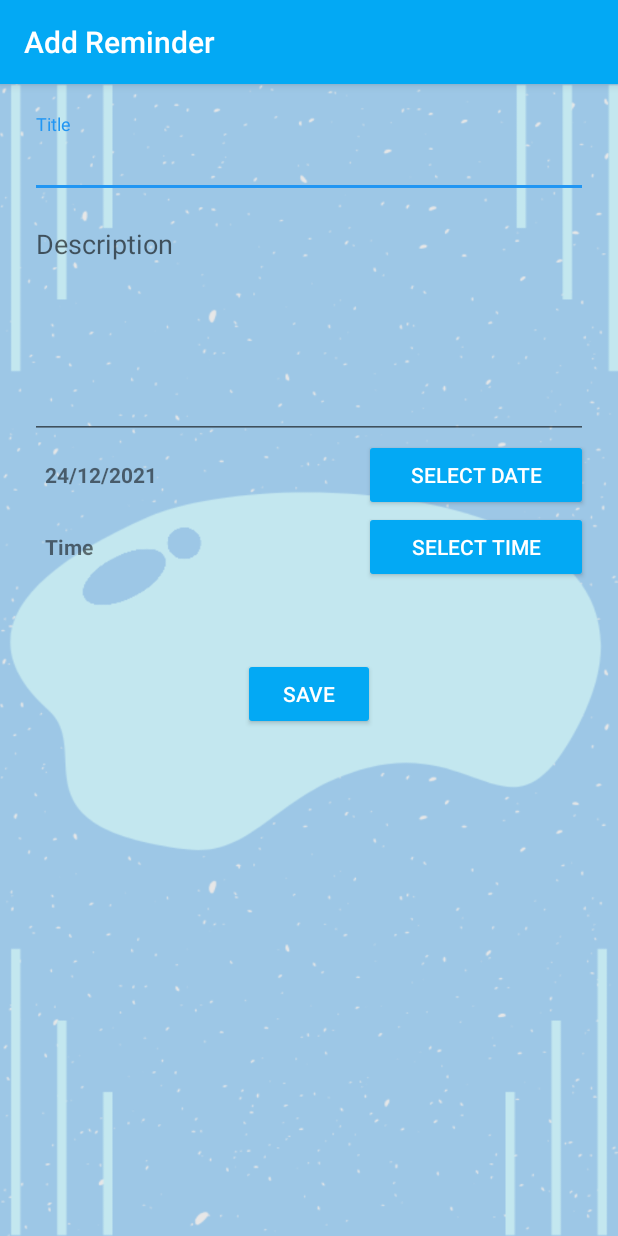
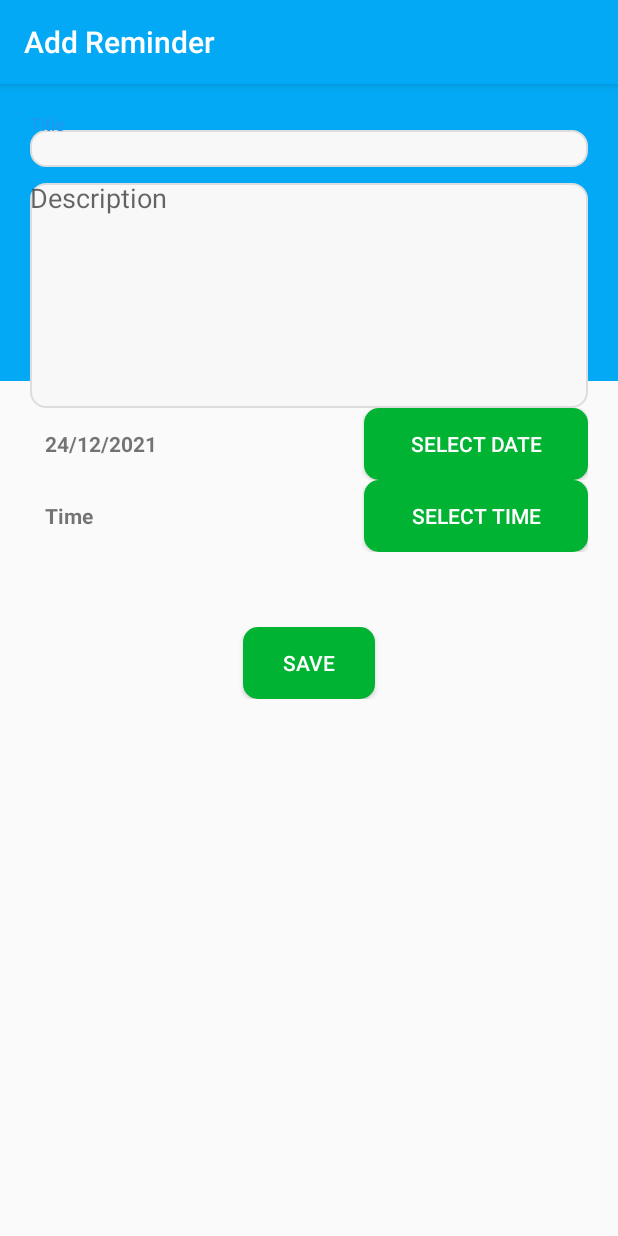
Before and after one commit to V-Nuril/capstone, an Android app: the ActivityNewTask screen opened directly, with no data from a screen before it, on a phone screen of 412 x 824 dp. Run offline under Robolectric (Android 15) with nearby library versions, the phone set to English and light mode, and no system bars.

Commit message:
Update Layout

```diff
--- /dev/null
+++ b/capstone/app/src/main/res/drawable/bg_button.xml
@@ -0,0 +1,7 @@
+<?xml version="1.0" encoding="utf-8"?>
+<shape xmlns:android="http://schemas.android.com/apk/res/android">
+    <solid
+        android:color="#00B333"/>
+    <corners
+        android:radius="10dp"/>
+</shape>
--- /dev/null
+++ b/capstone/app/src/main/res/drawable/bg_edit.xml
@@ -0,0 +1,10 @@
+<?xml version="1.0" encoding="utf-8"?>
+<selector xmlns:android="http://schemas.android.com/apk/res/android">
+    <item
+        android:drawable="@drawable/bgeditcom"
+        android:state_pressed="true"
+        android:state_selected="true"
+        android:state_focused="true"/>
+    <item
+        android:drawable="@drawable/bgedituns"/>
+</selector>
--- /dev/null
+++ b/capstone/app/src/main/res/drawable/bgeditcom.xml
@@ -0,0 +1,10 @@
+<?xml version="1.0" encoding="utf-8"?>
+<shape xmlns:android="http://schemas.android.com/apk/res/android">
+    <solid
+        android:color="#E5E8FF"/>
+    <stroke
+        android:width="1dp"
+        android:color="#000C5D"/>
+    <corners
+        android:radius="10dp"/>
+</shape>
--- /dev/null
+++ b/capstone/app/src/main/res/drawable/bgedituns.xml
@@ -0,0 +1,10 @@
+<?xml version="1.0" encoding="utf-8"?>
+<shape xmlns:android="http://schemas.android.com/apk/res/android">
+    <solid
+        android:color="#F8F8F8"/>
+    <stroke
+        android:width="1dp"
+        android:color="#DDDDDD"/>
+    <corners
+        android:radius="10dp"/>
+</shape>
--- a/capstone/app/src/main/res/layout/activity_new_task.xml
+++ b/capstone/app/src/main/res/layout/activity_new_task.xml
@@ -1,9 +1,15 @@
 <?xml version="1.0" encoding="utf-8"?>
 <RelativeLayout xmlns:android="http://schemas.android.com/apk/res/android"
     android:layout_width="match_parent"
-    android:layout_height="match_parent"
-    android:background="@drawable/layout">
+    android:layout_height="match_parent">
 
+    <LinearLayout
+        android:layout_width="match_parent"
+        android:layout_height="198dp"
+        android:orientation="vertical"
+        android:background="@color/colorPrimary">
+
+    </LinearLayout>
     <ScrollView
         android:id="@+id/scrollView"
         android:layout_width="match_parent"
@@ -24,6 +30,7 @@
                     android:id="@+id/desc_title"
                     android:layout_width="match_parent"
                     android:layout_height="wrap_content"
+                    android:background="@drawable/bg_edit"
                     android:hint="@string/title"
                     android:inputType="text"
                     android:maxLength="100"
@@ -38,6 +45,7 @@
                     android:id="@+id/detail_desc"
                     android:layout_width="match_parent"
                     android:layout_height="150dp"
+                    android:background="@drawable/bg_edit"
                     android:gravity="start"
                     android:hint="@string/description"
                     android:imeOptions="actionDone"
@@ -65,7 +73,7 @@
                     android:layout_width="0dp"
                     android:layout_height="wrap_content"
                     android:layout_weight="1"
-                    android:backgroundTint="@color/colorPrimary"
+                    android:background="@drawable/bg_button"
                     android:text="@string/select_date"
                     android:textColor="@color/colorWhite" />
 
@@ -89,7 +97,7 @@
                     android:layout_width="0dp"
                     android:layout_height="wrap_content"
                     android:layout_weight="1"
-                    android:backgroundTint="@color/colorPrimary"
+                    android:background="@drawable/bg_button"
                     android:text="@string/select_time"
                     android:textColor="@color/colorWhite" />
 
@@ -101,7 +109,7 @@
                 android:layout_height="wrap_content"
                 android:layout_gravity="center"
                 android:layout_marginTop="50sp"
-                android:backgroundTint="@color/colorPrimary"
+                android:background="@drawable/bg_button"
                 android:text="@string/save"
                 android:textColor="@color/colorWhite" />
         </LinearLayout>
```
Also changed, not shown: capstone/app/src/main/res/drawable/ic_slicebackground.xml (added, +25 -0 lines), capstone/app/src/main/res/layout/activity_main.xml (+10 -1 lines), capstone/app/src/main/res/layout/content_schedule.xml (+20 -5 lines), capstone/app/src/main/res/layout/items.xml (+8 -0 lines), capstone/app/src/main/res/layout/task_scheduler.xml (+11 -2 lines), capstone/app/src/main/res/layout/today_task.xml (+9 -2 lines), capstone/app/src/main/res/layout/today_task_detail.xml (+10 -2 lines).
